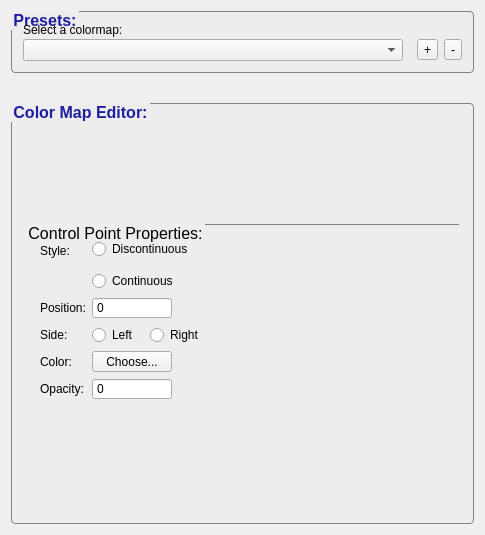
pyushkevich/itksnap, file GUI/Qt/Components/ColorMapInspector.ui: the form before one commit.
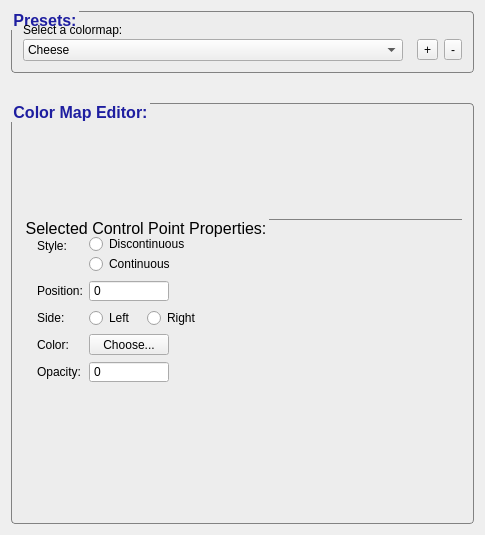
The form after the commit. Custom widgets are drawn as their Qt base class.

What changed in the file:
```diff
--- a/GUI/Qt/Components/ColorMapInspector.ui
+++ b/GUI/Qt/Components/ColorMapInspector.ui
@@ -70,7 +70,18 @@
        </widget>
       </item>
       <item row="1" column="0">
-       <widget class="QComboBox" name="inPreset"/>
+       <widget class="QComboBox" name="inPreset">
+        <item>
+         <property name="text">
+          <string>Cheese</string>
+         </property>
+        </item>
+        <item>
+         <property name="text">
+          <string>Milk</string>
+         </property>
+        </item>
+       </widget>
       </item>
       <item row="1" column="2">
        <widget class="QToolButton" name="btnAddPreset">
@@ -117,10 +128,16 @@
       <string>Color Map Editor:</string>
      </property>
      <layout class="QVBoxLayout" name="verticalLayout_2">
+      <property name="spacing">
+       <number>24</number>
+      </property>
+      <property name="margin">
+       <number>6</number>
+      </property>
       <item>
        <widget class="QWidget" name="boxColorMap" native="true">
         <property name="sizePolicy">
-         <sizepolicy hsizetype="Preferred" vsizetype="Minimum">
+         <sizepolicy hsizetype="Preferred" vsizetype="Fixed">
           <horstretch>0</horstretch>
           <verstretch>0</verstretch>
          </sizepolicy>
@@ -128,7 +145,7 @@
         <property name="minimumSize">
          <size>
           <width>0</width>
-          <height>100</height>
+          <height>80</height>
          </size>
         </property>
         <zorder>groupBox_3</zorder>
@@ -163,7 +180,7 @@
 }</string>
         </property>
         <property name="title">
-         <string>Control Point Properties:</string>
+         <string>Selected Control Point Properties:</string>
         </property>
         <layout class="QHBoxLayout" name="horizontalLayout_4">
          <property name="spacing">
@@ -186,10 +203,16 @@
              </widget>
             </item>
             <item row="0" column="1">
-             <widget class="QWidget" name="widget_2" native="true">
+             <widget class="QWidget" name="grpRadioCont" native="true">
+              <property name="sizePolicy">
+               <sizepolicy hsizetype="Preferred" vsizetype="Minimum">
+                <horstretch>0</horstretch>
+                <verstretch>0</verstretch>
+               </sizepolicy>
+              </property>
               <layout class="QVBoxLayout" name="verticalLayout_3">
                <property name="spacing">
-                <number>12</number>
+                <number>0</number>
                </property>
                <property name="margin">
                 <number>0</number>
@@ -358,7 +381,14 @@
           </widget>
          </item>
          <item>
-          <widget class="QWidget" name="widget_7" native="true"/>
+          <widget class="QWidget" name="widget_7" native="true">
+           <property name="sizePolicy">
+            <sizepolicy hsizetype="Preferred" vsizetype="Preferred">
+             <horstretch>1</horstretch>
+             <verstretch>0</verstretch>
+            </sizepolicy>
+           </property>
+          </widget>
          </item>
         </layout>
        </widget>
@@ -368,6 +398,14 @@
    </item>
   </layout>
  </widget>
+ <customwidgets>
+  <customwidget>
+   <class>ColorMapBox</class>
+   <extends>QWidget</extends>
+   <header>ColorMapBox.h</header>
+   <container>1</container>
+  </customwidget>
+ </customwidgets>
  <resources/>
  <connections/>
 </ui>
```
Left out of the diff: 10 changed lines with no effect on the pictures.
